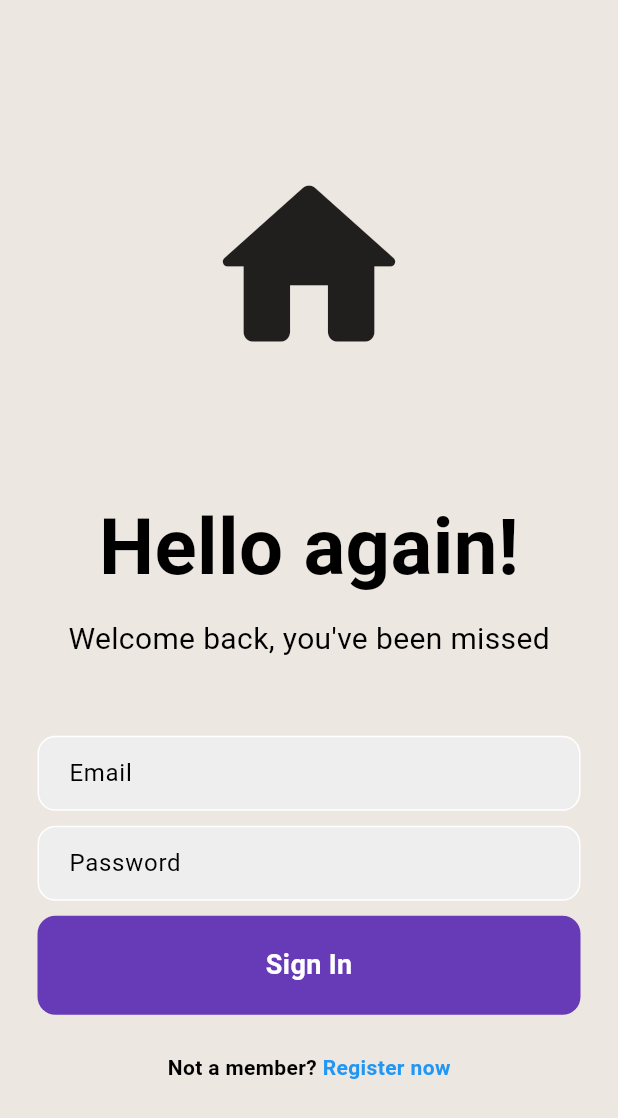
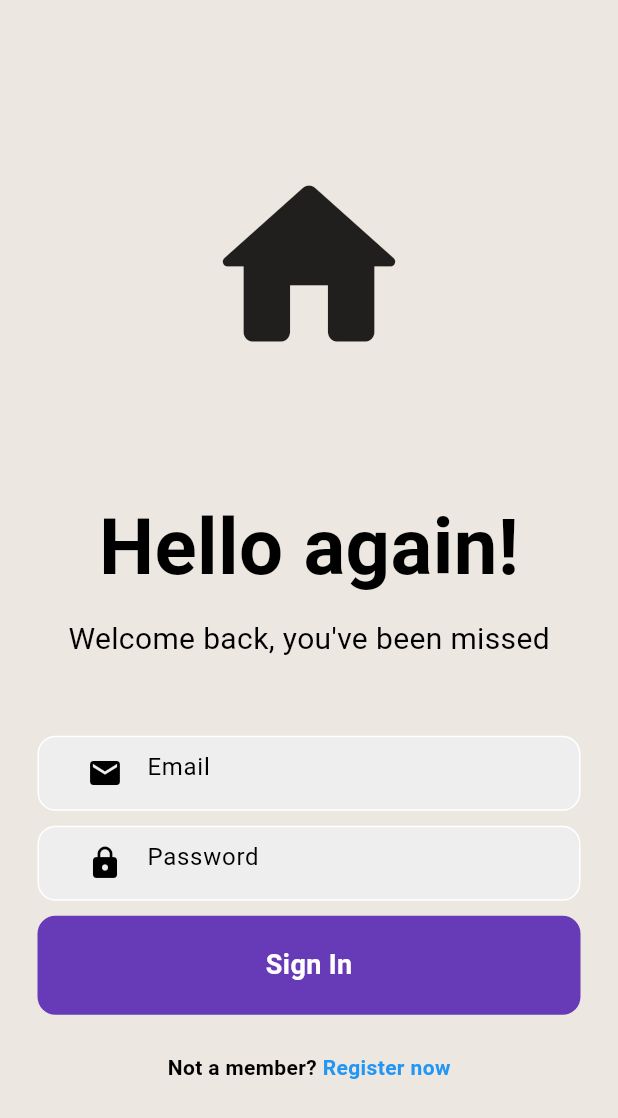
Before and after one commit to brianwereh/trustify, a Flutter app: the LoginPage screen opened directly, on a phone screen of 412 x 824 dp. Shown: the top 1118 px of the screen. Run offline on Flutter 3.47's test engine with Material 3 defaults, Android fonts, the phone set to English and light mode, and no system bars; our stand-ins replace flutter_svg.

Commit message:
commit 2

```diff
--- a/lib/login_page.dart
+++ b/lib/login_page.dart
@@ -53,9 +53,14 @@ class _LoginPageState extends State<LoginPage> {
                   child: Padding(
                     padding: const EdgeInsets.only(left: 20.0),
                     child: TextField(
+                      keyboardType: TextInputType.emailAddress,
                       decoration: InputDecoration(
                         border: InputBorder.none,
                         hintText: 'Email',
+                        prefixIcon: Icon(
+                          Icons.mail,
+                          color: Colors.black,
+                        ),
                       ),
                     ),
                   ),
@@ -79,6 +84,10 @@ class _LoginPageState extends State<LoginPage> {
                       decoration: InputDecoration(
                         border: InputBorder.none,
                         hintText: 'Password',
+                        prefixIcon: Icon(
+                          Icons.lock,
+                          color: Colors.black,
+                        ),
                       ),
                     ),
                   ),
--- a/lib/main.dart
+++ b/lib/main.dart
@@ -1,6 +1,6 @@
 import 'package:flutter/material.dart';
 import 'package:trustify/screen/home/home.dart';
-// import 'login_page.dart';
+import 'login_page.dart';
 // import 'package:firebase_core/firebase_core.dart';
 
 void main() {
@@ -28,7 +28,7 @@ class MyApp extends StatelessWidget {
               ),
               bodyLarge: TextStyle(color: Color(0xFF10034).withOpacity(0.5)),
             )),
-        home: Homepage());
-        // home: LoginPage());
+        // home: Homepage());
+        home: LoginPage());
   }
 }
```
Also changed, not shown: 2 other files.
